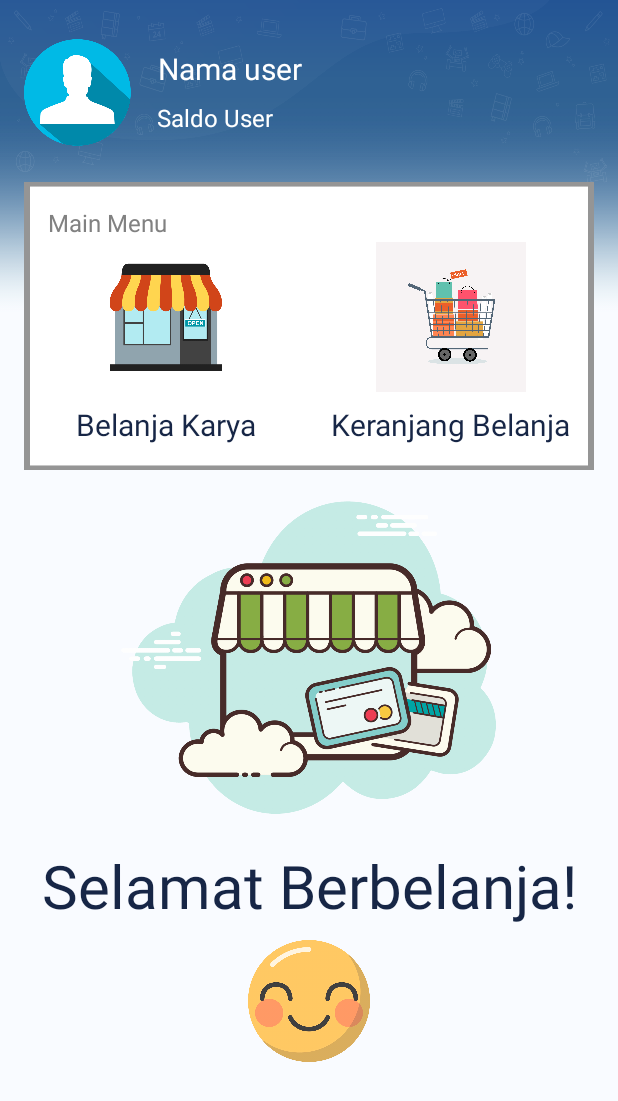
After one commit to wisnuramadhani/Project_Mobile_Kelompok2, an Android app: the layout dashboard.xml on its own in the app's theme, with its tools: preview values and no code run, on a phone screen of 412 x 824 dp. The commit adds this screen. Shown: the top 1101 px of the screen. Run offline under Robolectric (Android 15) with nearby library versions, the phone set to English and light mode, and no system bars.

Commit message:
27-01-2021 -> tampilan dashboard

```diff
--- a/app/src/main/AndroidManifest.xml
+++ b/app/src/main/AndroidManifest.xml
@@ -9,7 +9,7 @@
         android:roundIcon="@mipmap/ic_launcher_round"
         android:supportsRtl="true"
         android:theme="@style/AppTheme">
-        <activity android:name=".MainActivity">
+        <activity android:name=".Dashboard">
             <intent-filter>
                 <action android:name="android.intent.action.MAIN" />
 
--- /dev/null
+++ b/app/src/main/java/com/example/project_mobile_kelompok2/Dashboard.kt
@@ -0,0 +1,11 @@
+package com.example.project_mobile_kelompok2
+
+import androidx.appcompat.app.AppCompatActivity
+import android.os.Bundle
+
+class Dashboard : AppCompatActivity() {
+    override fun onCreate(savedInstanceState: Bundle?) {
+        super.onCreate(savedInstanceState)
+        setContentView(R.layout.dashboard)
+    }
+}
--- /dev/null
+++ b/app/src/main/res/layout/dashboard.xml
@@ -0,0 +1,171 @@
+<?xml version="1.0" encoding="utf-8"?>
+<androidx.constraintlayout.widget.ConstraintLayout
+    xmlns:android="http://schemas.android.com/apk/res/android"
+    xmlns:app="http://schemas.android.com/apk/res-auto"
+    xmlns:tools="http://schemas.android.com/tools"
+    android:layout_width="match_parent"
+    android:layout_height="match_parent"
+    android:background="#F9FBFF"
+    tools:context=".Dashboard">
+
+    <View
+        android:id="@+id/view2"
+        android:layout_width="match_parent"
+        android:layout_height="230dp"
+        android:background="@drawable/header"
+        app:layout_constraintEnd_toEndOf="parent"
+        app:layout_constraintStart_toStartOf="parent"
+        app:layout_constraintTop_toTopOf="parent" />
+
+    <ImageView
+        android:id="@+id/imageView2"
+        android:layout_width="71dp"
+        android:layout_height="71dp"
+        android:layout_marginStart="16dp"
+        android:layout_marginTop="26dp"
+        android:src="@drawable/user"
+        app:layout_constraintStart_toStartOf="parent"
+        app:layout_constraintTop_toTopOf="parent"/>
+
+    <TextView
+        android:id="@+id/nameuser"
+        android:layout_width="wrap_content"
+        android:layout_height="wrap_content"
+        android:layout_marginStart="18dp"
+        android:layout_marginTop="32dp"
+        android:text="Nama user"
+        android:textColor="#FFF"
+        android:textSize="20sp"
+        app:layout_constraintStart_toEndOf="@+id/imageView2"
+        app:layout_constraintTop_toTopOf="parent"/>
+
+    <TextView
+        android:id="@+id/walletuser"
+        android:layout_width="wrap_content"
+        android:layout_height="wrap_content"
+        android:layout_marginStart="17dp"
+        android:layout_marginTop="8dp"
+        android:text="Saldo User"
+        android:textColor="#FFF"
+        android:textSize="16sp"
+        app:layout_constraintStart_toEndOf="@+id/imageView2"
+        app:layout_constraintTop_toBottomOf="@+id/nameuser"/>
+
+    <LinearLayout
+        android:id="@+id/linearLayout"
+        android:layout_width="match_parent"
+        android:layout_height="192dp"
+        android:layout_marginStart="16dp"
+        android:layout_marginTop="24dp"
+        android:layout_marginEnd="16dp"
+        android:background="@drawable/menu"
+        android:orientation="vertical"
+        app:layout_constraintEnd_toEndOf="parent"
+        app:layout_constraintHorizontal_bias="0.0"
+        app:layout_constraintStart_toStartOf="parent"
+        app:layout_constraintTop_toBottomOf="@+id/imageView2">
+
+        <TextView
+            android:id="@+id/text1"
+            android:layout_width="wrap_content"
+            android:layout_height="wrap_content"
+            android:layout_marginStart="16dp"
+            android:layout_marginTop="16dp"
+            android:text="Main Menu"
+            android:textColor="#818181"
+            android:textSize="16sp" />
+
+        <LinearLayout
+            android:layout_width="match_parent"
+            android:layout_height="wrap_content"
+            android:orientation="horizontal"
+            android:weightSum="2">
+
+            <LinearLayout
+                android:layout_width="0dp"
+                android:layout_height="140dp"
+                android:layout_weight="1"
+                android:gravity="center"
+                android:orientation="vertical">
+
+                <ImageView
+                    android:layout_width="100dp"
+                    android:layout_height="100dp"
+                    android:layout_marginBottom="8dp"
+                    android:src="@drawable/store" />
+
+                <TextView
+                    android:id="@+id/Belanja"
+                    android:layout_width="wrap_content"
+                    android:layout_height="wrap_content"
+                    android:text="Belanja Karya"
+                    android:textColor="#172646"
+                    android:textSize="20dp" />
+
+            </LinearLayout>
+
+            <LinearLayout
+                android:layout_width="0dp"
+                android:layout_height="140dp"
+                android:layout_weight="1"
+                android:gravity="center"
+                android:orientation="vertical">
+
+                <ImageView
+                    android:layout_width="100dp"
+                    android:layout_height="100dp"
+                    android:layout_marginBottom="8dp"
+                    android:src="@drawable/cart" />
+
+                <TextView
+                    android:id="@+id/Keranjang"
+                    android:layout_width="wrap_content"
+                    android:layout_height="wrap_content"
+                    android:text="Keranjang Belanja"
+                    android:textColor="#172646"
+                    android:textSize="20dp" />
+
+            </LinearLayout>
+
+        </LinearLayout>
+    </LinearLayout>
+
+
+    <ImageView
+        android:id="@+id/imageView"
+        android:layout_width="250dp"
+        android:layout_height="250dp"
+        android:layout_marginStart="8dp"
+        android:layout_marginTop="0dp"
+        android:layout_marginEnd="8dp"
+        android:src="@drawable/berbelanja"
+        app:layout_constraintEnd_toEndOf="parent"
+        app:layout_constraintHorizontal_bias="0.497"
+        app:layout_constraintStart_toStartOf="parent"
+        app:layout_constraintTop_toBottomOf="@+id/linearLayout" />
+
+    <TextView
+        android:id="@+id/textView2"
+        android:layout_width="wrap_content"
+        android:layout_height="wrap_content"
+        android:layout_marginStart="8dp"
+        android:layout_marginEnd="8dp"
+        android:text="Selamat Berbelanja!"
+        android:textColor="#172646"
+        android:textSize="40dp"
+        app:layout_constraintEnd_toEndOf="parent"
+        app:layout_constraintStart_toStartOf="parent"
+        app:layout_constraintTop_toBottomOf="@+id/imageView" />
+
+    <ImageView
+        android:layout_width="100dp"
+        android:layout_height="100dp"
+        android:layout_marginStart="8dp"
+        android:layout_marginTop="0dp"
+        android:layout_marginEnd="8dp"
+        android:src="@drawable/IcSenyum"
+        app:layout_constraintEnd_toEndOf="parent"
+        app:layout_constraintStart_toStartOf="parent"
+        app:layout_constraintTop_toBottomOf="@+id/textView2" />
+
+</androidx.constraintlayout.widget.ConstraintLayout>
--- a/app/src/main/res/values/colors.xml
+++ b/app/src/main/res/values/colors.xml
@@ -2,5 +2,6 @@
 <resources>
     <color name="colorPrimary">#6200EE</color>
     <color name="colorPrimaryDark">#4B58F0</color>
+    <color name="bgPrimaryDark">#44E6C6</color>
     <color name="colorAccent">#03DAC5</color>
 </resources>
--- a/build.gradle
+++ b/build.gradle
@@ -6,7 +6,7 @@ buildscript {
         jcenter()
     }
     dependencies {
-        classpath "com.android.tools.build:gradle:4.0.1"
+        classpath 'com.android.tools.build:gradle:4.1.2'
         classpath "org.jetbrains.kotlin:kotlin-gradle-plugin:$kotlin_version"
 
         // NOTE: Do not place your application dependencies here; they belong
```
Also changed, not shown: app/src/main/res/drawable/IcSenyum.png (added), app/src/main/res/drawable/berbelanja.png (added), app/src/main/res/drawable/cart.png (added), app/src/main/res/drawable/header.png (added), app/src/main/res/drawable/menu.png (added), app/src/main/res/drawable/store.png (added), app/src/main/res/drawable/user.png (added), gradle/wrapper/gradle-wrapper.properties.
